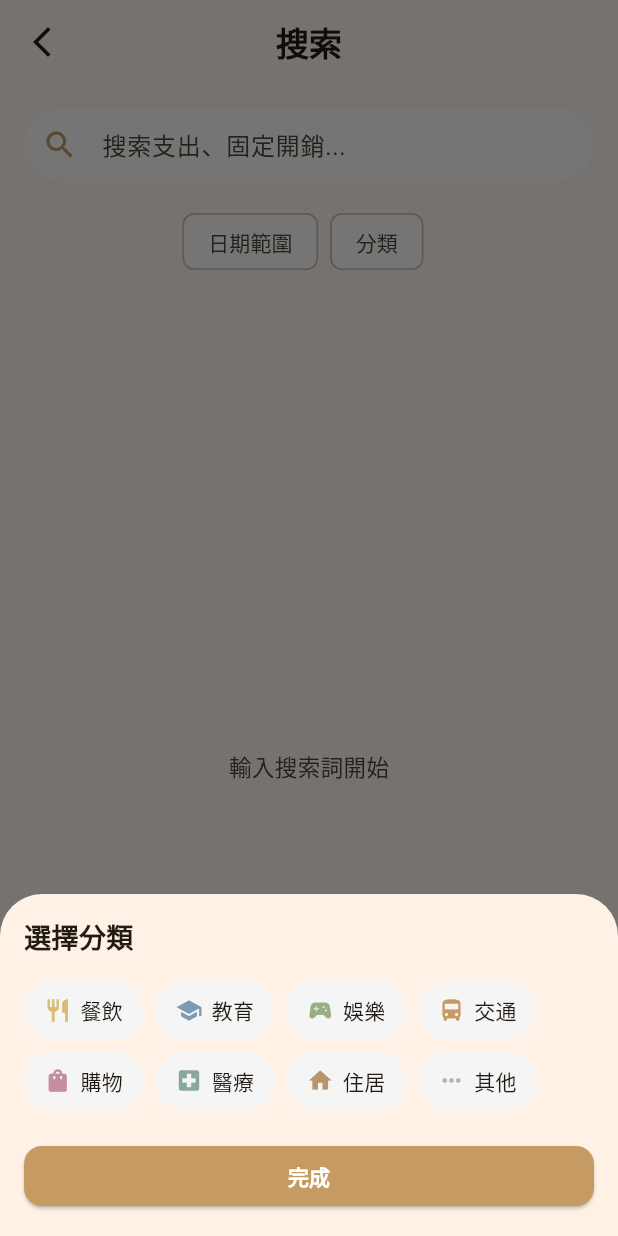
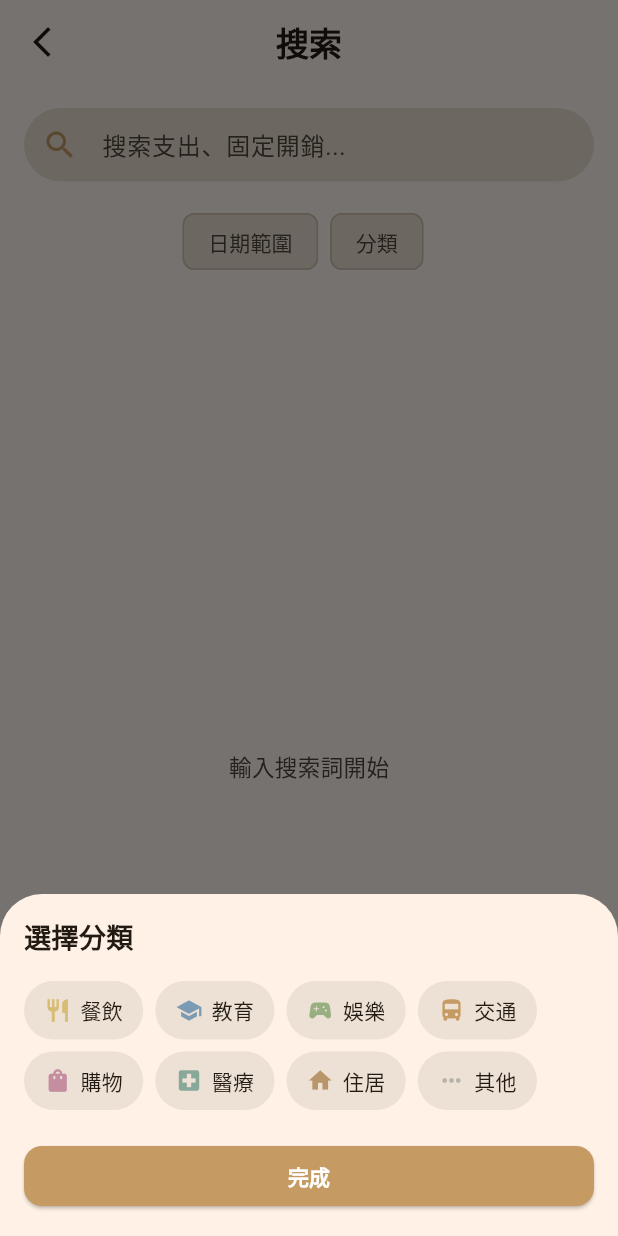
Before and after one commit to Xub6/money-app, a Flutter app: the SearchPage screen opened directly with empty values, after a tap on "分類", on a phone screen of 412 x 824 dp. Run offline on Flutter 3.47's test engine with Material 3 defaults, Android fonts, the phone set to English and light mode, and no system bars; our stand-ins replace csv, flutter_secure_storage, shared_preferences, sqflite; missing offline and left inert: encrypt; accounts and stored records are empty; network calls fail.

Commit message:
fix: 搜索頁深色模式 — 輸入框/篩選/卡片改用 colorScheme 取代硬編碼白色

```diff
--- a/lib/screens/search/search_page.dart
+++ b/lib/screens/search/search_page.dart
@@ -160,7 +160,7 @@ class _SearchPageState extends State<SearchPage> {
                     )
                     : null,
                 filled: true,
-                fillColor: Colors.white,
+                fillColor: Theme.of(context).colorScheme.surfaceContainerHighest,
                 border: OutlineInputBorder(
                   borderRadius: BorderRadius.circular(28),
                   borderSide: BorderSide.none,
@@ -184,7 +184,7 @@ class _SearchPageState extends State<SearchPage> {
                         : '日期範圍',
                   ),
                   onSelected: (_) => _selectDateRange(),
-                  backgroundColor: _startDate != null ? AppColors.goldLight : Colors.white,
+                  backgroundColor: _startDate != null ? Theme.of(context).colorScheme.primaryContainer : Theme.of(context).colorScheme.surfaceContainerHighest,
                 ),
                 const SizedBox(width: 8),
 
@@ -193,7 +193,7 @@ class _SearchPageState extends State<SearchPage> {
                   FilterChip(
                     label: const Text('分類'),
                     onSelected: (_) => _showCategoryFilter(),
-                    backgroundColor: Colors.white,
+                    backgroundColor: Theme.of(context).colorScheme.surfaceContainerHighest,
                   )
                 else
                   Wrap(
@@ -204,7 +204,7 @@ class _SearchPageState extends State<SearchPage> {
                         selected: true,
                         onSelected: (_) => _toggleCategory(cat),
                         onDeleted: () => _toggleCategory(cat),
-                        backgroundColor: AppColors.goldLight,
+                        backgroundColor: Theme.of(context).colorScheme.primaryContainer,
                       );
                     }).toList(),
                   ),
@@ -260,7 +260,7 @@ class _SearchPageState extends State<SearchPage> {
   Widget _buildExpenseCard(ExpenseItem item, Category cat) {
     return Card(
       elevation: 0,
-      color: AppColors.cardLight,
+      color: Theme.of(context).colorScheme.surfaceContainerLow,
       shape: RoundedRectangleBorder(borderRadius: BorderRadius.circular(18)),
       child: ListTile(
         contentPadding: const EdgeInsets.symmetric(horizontal: 16, vertical: 4),
@@ -295,12 +295,12 @@ class _SearchPageState extends State<SearchPage> {
   Widget _buildFixedCard(FixedItem item) {
     return Card(
       elevation: 0,
-      color: AppColors.cardLight,
+      color: Theme.of(context).colorScheme.surfaceContainerLow,
       shape: RoundedRectangleBorder(borderRadius: BorderRadius.circular(18)),
       child: ListTile(
         contentPadding: const EdgeInsets.symmetric(horizontal: 16, vertical: 8),
         leading: CircleAvatar(
-          backgroundColor: AppColors.goldLight,
+          backgroundColor: Theme.of(context).colorScheme.primaryContainer,
           child: const Icon(Icons.receipt_long, color: AppColors.gold, size: 20),
         ),
         title: Text(item.title, style: const TextStyle(fontWeight: FontWeight.w700)),
@@ -352,7 +352,7 @@ class _SearchPageState extends State<SearchPage> {
                         child: Container(
                           padding: const EdgeInsets.symmetric(horizontal: 12, vertical: 8),
                           decoration: BoxDecoration(
-                            color: selected ? cat.color.withValues(alpha: 0.2) : Colors.grey.shade100,
+                            color: selected ? cat.color.withValues(alpha: 0.2) : Theme.of(context).colorScheme.surfaceContainerHighest,
                             borderRadius: BorderRadius.circular(20),
                             border: Border.all(
                               color: selected ? cat.color : Colors.transparent,
```
